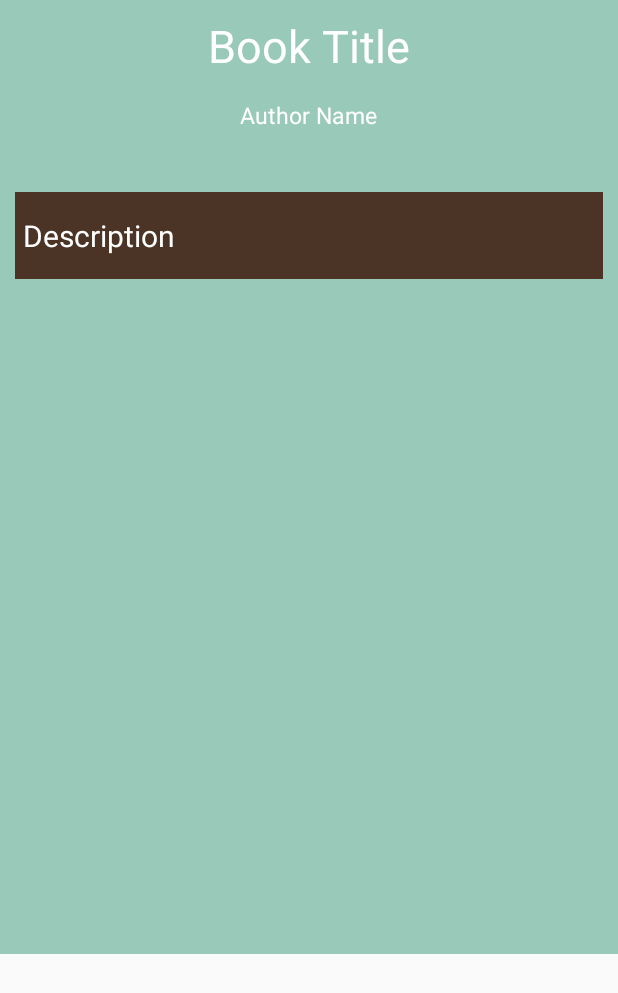
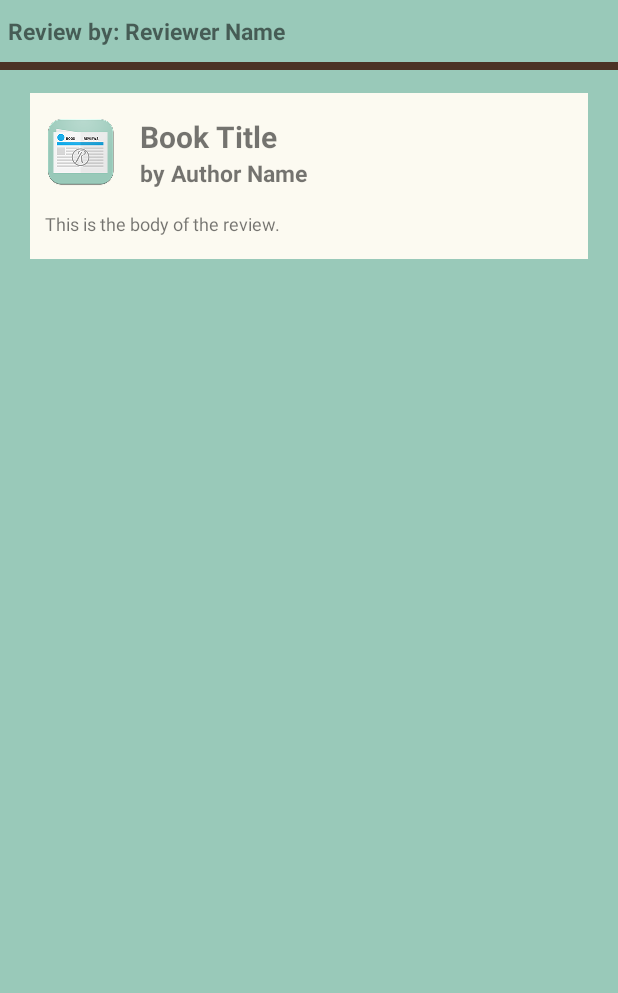
Before and after one commit to TreehouseCareerProjects/Readie, an Android app: the layout activity_review.xml on its own in the app's theme, with its tools: preview values and no code run, on a phone screen of 412 x 824 dp. Shown: the top 993 px of the screen. Run offline under Robolectric (Android 15) with nearby library versions, the phone set to English and light mode, and no system bars.

Commit message:
Changed UI for review page.

```diff
--- a/app/src/main/java/treehousecareerprojects/readie/ReviewActivity.java
+++ b/app/src/main/java/treehousecareerprojects/readie/ReviewActivity.java
@@ -44,21 +44,21 @@ public class ReviewActivity extends ActionBarActivity {
 
     public void insertReview(Review review, SearchResult result) {
         TextView authorLabel = (TextView)findViewById(R.id.authorLabel);
-        TextView descriptionLabel = (TextView)findViewById(R.id.descriptionLabel);
+        TextView descriptionLabel = (TextView)findViewById(R.id.reviewerLabel);
         TextView titleLabel = (TextView)findViewById(R.id.titleLabel);
         TextView reviewLabel = (TextView)findViewById(R.id.reviewLabel);
 
         String reviewer = result.getReviewer();
         descriptionLabel.setText(reviewer.equals("") ? "" : "Review by: " + reviewer);
+        authorLabel.setText("by " + result.getAuthor());
         titleLabel.setText(result.getBookTitle());
-        authorLabel.setText(result.getAuthor());
         reviewLabel.setText(review.getBody());
 
         decodeImage(result.getBookCoverMedium());
     }
 
     private void decodeImage(byte[] imageData) {
-        ImageView bookCover = (ImageView)findViewById(R.id.testImageView);
+        ImageView bookCover = (ImageView)findViewById(R.id.reviewBookCover);
 
         final boolean isNull = imageData == null;
         final boolean wasNotFound = !isNull && imageData.length == SearchResultAdapter.EMPTY_IMAGE_BYTE_COUNT;
--- a/app/src/main/java/treehousecareerprojects/readie/html/ReviewPageHandler.java
+++ b/app/src/main/java/treehousecareerprojects/readie/html/ReviewPageHandler.java
@@ -69,7 +69,7 @@ public class ReviewPageHandler extends PageHandler {
         if(bodyText.toString().trim().equals(""))
             throw new PageHandlerException(R.string.page_handler_exception_message);
 
-        review.setBody(cleanBodyString(bodyText.toString()));
+        review.setBody("\t" + cleanBodyString(bodyText.toString()));
 
         return review;
     }
--- a/app/src/main/res/layout/activity_review.xml
+++ b/app/src/main/res/layout/activity_review.xml
@@ -1,83 +1,99 @@
-<ScrollView
+<RelativeLayout
     xmlns:android="http://schemas.android.com/apk/res/android"
     xmlns:tools="http://schemas.android.com/tools"
     android:layout_width="match_parent"
-    android:layout_height="match_parent" >
+    android:layout_height="match_parent"
+    android:background="@color/shadow_green">
 
     <FrameLayout
         android:layout_width="match_parent"
-        android:layout_height="wrap_content">
+        android:layout_height="match_parent">
 
         <LinearLayout
             android:layout_width="match_parent"
             android:layout_height="match_parent"
-            tools:context="treehousecareerprojects.readie.ReviewActivity"
             android:background="@color/shadow_green"
-            android:orientation="vertical">
+            android:orientation="vertical"
 
-            <LinearLayout
+            tools:context="treehousecareerprojects.readie.ReviewActivity">
+
+            <TextView
+                android:id="@+id/reviewerLabel"
                 android:layout_width="match_parent"
                 android:layout_height="wrap_content"
-                android:background="@color/shadow_green"
-                android:orientation="vertical">
+                android:layout_marginBottom="@dimen/reviewer_text_vertical_margin"
+                android:layout_marginTop="@dimen/reviewer_text_vertical_margin"
+                android:layout_marginLeft="@dimen/reviewer_text_left_margin"
+                android:textStyle="bold"
+                android:textSize="@dimen/reviewer_text_size"
 
-                <TextView
+                tools:text="Review by: Reviewer Name"/>
+
+            <ImageView
+                android:id="@+id/reviewDivider"
+                android:src="@color/saddle"
+                android:layout_width="match_parent"
+                android:layout_height="5dp"
+                android:layout_marginBottom="@dimen/review_divider_bottom_margin" />
+
+            <ScrollView
+                android:layout_width="match_parent"
+                android:layout_height="wrap_content">
+
+                <RelativeLayout
                     android:layout_width="match_parent"
                     android:layout_height="wrap_content"
-                    android:id="@+id/titleLabel"
-                    android:textColor="@android:color/white"
-                    android:textSize="@dimen/title_text_size"
-                    android:layout_marginLeft="@dimen/title_margin_horizontal"
-                    android:layout_marginRight="@dimen/title_margin_horizontal"
-                    android:layout_marginTop="@dimen/title_margin_top"
-                    android:gravity="center_horizontal"
-                    tools:text="Book Title" />
+                    android:layout_marginLeft="@dimen/review_scroll_horizontal_margin"
+                    android:layout_marginRight="@dimen/review_scroll_horizontal_margin"
+                    android:paddingTop="@dimen/review_scroll_vertical_padding"
+                    android:paddingBottom="@dimen/review_scroll_vertical_padding"
+                    android:paddingRight="@dimen/review_scroll_horizontal_padding"
+                    android:paddingLeft="@dimen/review_scroll_horizontal_padding"
+                    android:background="@color/bianca">
 
-                <ImageView
-                    android:layout_width="wrap_content"
-                    android:layout_height="wrap_content"
-                    android:id="@+id/testImageView"
-                    android:layout_gravity="center_horizontal" />
+                    <ImageView
+                        android:id="@+id/reviewBookCover"
+                        android:layout_width="wrap_content"
+                        android:layout_height="wrap_content"
+                        android:layout_marginRight="@dimen/review_cover_right_margin"
+                        android:layout_marginBottom="@dimen/review_cover_bottom_margin"
 
-                <TextView
-                    android:layout_width="wrap_content"
-                    android:layout_height="wrap_content"
-                    android:id="@+id/authorLabel"
-                    android:layout_marginBottom="@dimen/author_margin_vertical"
-                    android:layout_marginTop="@dimen/author_margin_vertical"
-                    android:textColor="@android:color/white"
-                    android:textSize="@dimen/author_text_size"
-                    android:layout_gravity="center"
-                    tools:text="Author Name" />
+                        tools:src="@drawable/ic_launcher"/>
 
-            </LinearLayout>
+                    <TextView
+                        android:id="@+id/titleLabel"
+                        android:layout_width="wrap_content"
+                        android:layout_height="wrap_content"
+                        android:layout_toRightOf="@id/reviewBookCover"
+                        android:textSize="@dimen/review_title_text_size"
+                        android:textStyle="bold"
 
-            <TextView
-                android:layout_width="match_parent"
-                android:layout_height="wrap_content"
-                android:text="@string/description_label"
-                android:id="@+id/descriptionLabel"
-                android:textSize="@dimen/description_text_size"
-                android:layout_marginTop="@dimen/description_margin_top"
-                android:layout_marginLeft="@dimen/description_margin_left"
-                android:background="@color/saddle"
-                android:paddingLeft="5dp"
-                android:paddingTop="15dp"
-                android:paddingBottom="15dp"
-                android:textColor="@android:color/white"
-                android:paddingRight="5dp"
-                android:layout_marginRight="@dimen/description_margin_left"/>
+                        tools:text="Book Title" />
 
-            <TextView
-                android:id="@+id/reviewLabel"
-                android:background="@color/shadow_green"
-                android:minHeight="450dp"
-                android:layout_width="match_parent"
-                android:layout_height="wrap_content"
-                android:paddingLeft="@dimen/review_padding_horizontal"
-                android:paddingRight="@dimen/review_padding_horizontal"
-                android:paddingTop="@dimen/review_padding_vertical"
-                android:paddingBottom="@dimen/review_padding_vertical" />
+                    <TextView
+                        android:id="@+id/authorLabel"
+                        android:layout_width="wrap_content"
+                        android:layout_height="wrap_content"
+                        android:layout_toRightOf="@id/reviewBookCover"
+                        android:layout_below="@id/titleLabel"
+                        android:textSize="@dimen/review_author_text_size"
+                        android:textStyle="bold"
+
+                        tools:text="by Author Name" />
+
+                    <TextView
+                        android:id="@+id/reviewLabel"
+                        android:layout_width="wrap_content"
+                        android:layout_height="wrap_content"
+                        android:layout_below="@id/reviewBookCover"
+                        android:textSize="@dimen/review_text_size"
+
+                        tools:text="This is the body of the review."/>
+
+                </RelativeLayout>
+
+            </ScrollView>
+
 
         </LinearLayout>
 
@@ -90,4 +106,4 @@
 
     </FrameLayout>
 
-</ScrollView>
+</RelativeLayout>
--- a/app/src/main/res/layout/activity_search_result.xml
+++ b/app/src/main/res/layout/activity_search_result.xml
@@ -15,7 +15,7 @@
         android:layout_marginRight="@dimen/list_margin_horizontal"
         android:divider="@android:color/transparent"
         android:dividerHeight="5dp"
-        android:layout_below="@+id/divider" >
+        android:layout_below="@+id/searchResultDivider" >
     </ListView>
 
     <ProgressBar
@@ -42,7 +42,7 @@
         android:spinnerMode="dropdown" />
 
     <ImageView
-        android:id="@+id/divider"
+        android:id="@+id/searchResultDivider"
         android:src="@color/saddle"
         android:layout_width="match_parent"
         android:layout_height="5dp"
--- a/app/src/main/res/values/dimens.xml
+++ b/app/src/main/res/values/dimens.xml
@@ -4,19 +4,22 @@
     <dimen name="activity_vertical_margin">16dp</dimen>
 
     <!-- Review Page -->
-    <dimen name="review_padding_horizontal">5dp</dimen>
-    <dimen name="review_padding_vertical">10dp</dimen>
+    <dimen name="reviewer_text_size">15sp</dimen>
+    <dimen name="reviewer_text_vertical_margin">10dp</dimen>
+    <dimen name="reviewer_text_left_margin">5dp</dimen>
 
-    <dimen name="title_margin_horizontal">10dp</dimen>
-    <dimen name="title_margin_top">10dp</dimen>
-    <dimen name="title_text_size">30sp</dimen>
+    <dimen name="review_divider_bottom_margin">15dp</dimen>
 
-    <dimen name="author_margin_vertical">15dp</dimen>
-    <dimen name="author_text_size">15sp</dimen>
+    <dimen name="review_cover_right_margin">15dp</dimen>
+    <dimen name="review_cover_bottom_margin">15dp</dimen>
 
-    <dimen name="description_margin_left">10dp</dimen>
-    <dimen name="description_margin_top">25dp</dimen>
-    <dimen name="description_text_size">20sp</dimen>
+    <dimen name="review_scroll_horizontal_margin">20dp</dimen>
+    <dimen name="review_scroll_vertical_padding">15dp</dimen>
+    <dimen name="review_scroll_horizontal_padding">10dp</dimen>
+
+    <dimen name="review_title_text_size">20sp</dimen>
+    <dimen name="review_author_text_size">15sp</dimen>
+    <dimen name="review_text_size">12sp</dimen>
 
     <!-- Search Results Page -->
     <dimen name="list_margin_horizontal">10dp</dimen>
```
